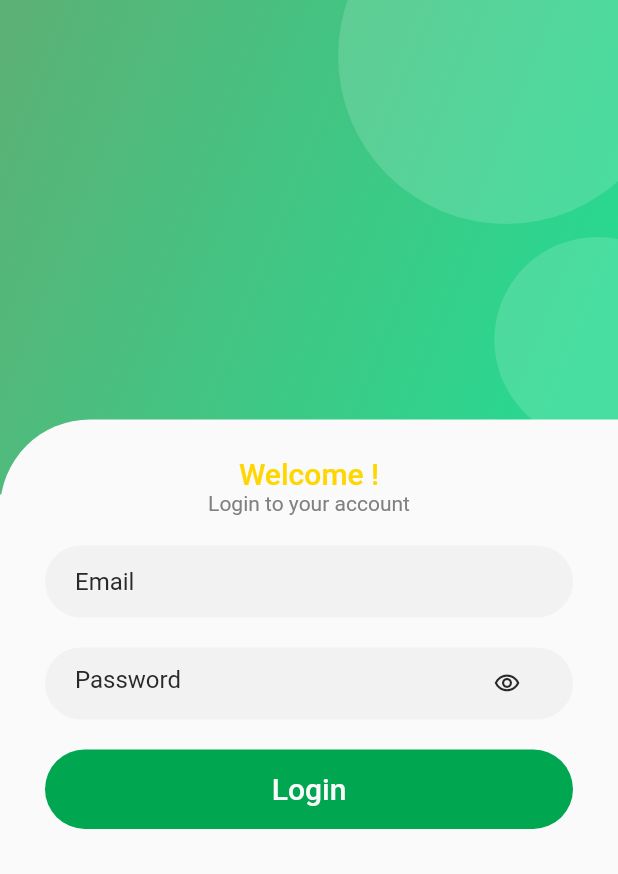
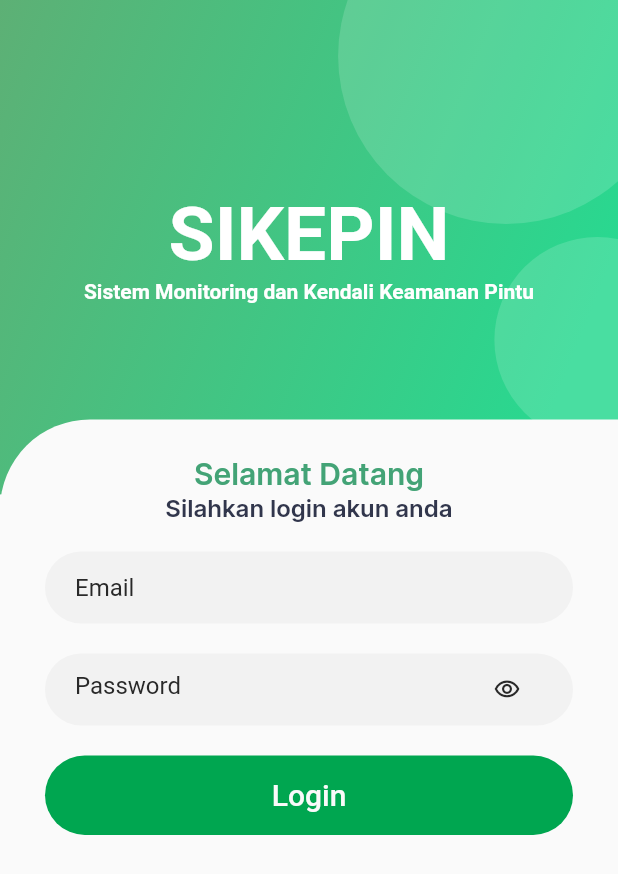
Before and after one commit to unknownunnamed/siskom-door, a Flutter app: the screen it shows after launch, on a phone screen of 412 x 824 dp. Shown: the top 874 px of the screen. Run offline on Flutter 3.47's test engine with Material 2 defaults, Android fonts, the phone set to English and light mode, and no system bars; our stand-ins replace firebase_auth, firebase_core, firebase_database, firebase_messaging, lottie; accounts and stored records are empty.

Commit message:
add: font inter

```diff
--- a/lib/config/custom_color.dart
+++ b/lib/config/custom_color.dart
@@ -14,4 +14,6 @@ class CustomColor {
 class NewCustomColor {
   static final Color firstGradientGreenColor = Color(0xff5DB075);
   static final Color secondGradientGreenColor = Color(0xff29D890);
+  static final Color primaryGreen = Color(0xff43A376);
+  static final Color primarygray = Color(0xff31364C);
 }
--- a/lib/ui/screens/login.dart
+++ b/lib/ui/screens/login.dart
@@ -41,27 +41,49 @@ class _LoginState extends State<Login> {
                     ])),
                 child: Stack(children: [
                   Positioned(
-                    top: - (MediaQuery.of(context).size.width/1.84)/3,
-                    right: - (MediaQuery.of(context).size.width/1.84)/6,
+                      top: -(MediaQuery.of(context).size.width / 1.84) / 3,
+                      right: -(MediaQuery.of(context).size.width / 1.84) / 6,
                       child: Container(
-                    height: MediaQuery.of(context).size.width/1.84,
-                    width: MediaQuery.of(context).size.width/1.84,
+                        height: MediaQuery.of(context).size.width / 1.84,
+                        width: MediaQuery.of(context).size.width / 1.84,
                         decoration: BoxDecoration(
                             shape: BoxShape.circle,
-                      color: Colors.white.withOpacity(0.15)
-                    ),
+                            color: Colors.white.withOpacity(0.15)),
                       )),
                   Positioned(
-                    bottom: (MediaQuery.of(context).size.width/3) / 4,
-                    right: - (MediaQuery.of(context).size.width/3)/2.5,
+                      bottom: (MediaQuery.of(context).size.width / 3) / 4,
+                      right: -(MediaQuery.of(context).size.width / 3) / 2.5,
                       child: Container(
-                    height: MediaQuery.of(context).size.width/3,
-                    width: MediaQuery.of(context).size.width/3,
+                        height: MediaQuery.of(context).size.width / 3,
+                        width: MediaQuery.of(context).size.width / 3,
                         decoration: BoxDecoration(
                             shape: BoxShape.circle,
-                      color: Colors.white.withOpacity(0.15)
+                            color: Colors.white.withOpacity(0.15)),
+                      )),
+                  Container(
+                    width: MediaQuery.of(context).size.width,
+                    height: MediaQuery.of(context).size.height,
+                    child: Column(
+                      crossAxisAlignment: CrossAxisAlignment.center,
+                      mainAxisAlignment: MainAxisAlignment.center,
+                      children: [
+                        Text(
+                          'SIKEPIN',
+                          style: TextStyle(
+                              color: Colors.white,
+                              fontSize: 50,
+                              fontWeight: FontWeight.w700),
                         ),
-                  ))
+                        Text(
+                          'Sistem Monitoring dan Kendali Keamanan Pintu',
+                          style: TextStyle(
+                              color: Colors.white,
+                              fontSize: 14,
+                              fontWeight: FontWeight.w700),
+                        ),
+                      ],
+                    ),
+                  )
                 ]),
               ),
               Column(children: [
@@ -82,20 +104,22 @@ class _LoginState extends State<Login> {
                   child: ListView(
                     children: [
                       Text(
-                        "Welcome !",
+                        "Selamat Datang",
                         textAlign: TextAlign.center,
                         style: TextStyle(
-                            color: CustomColor.secondaryGold,
+                            fontFamily: 'Inter',
+                            color: NewCustomColor.primaryGreen,
                             fontSize: 20,
-                            fontWeight: FontWeight.w500),
+                            fontWeight: FontWeight.w600),
                       ),
                       Text(
-                        "Login to your account",
+                        "Silahkan login akun anda",
                         textAlign: TextAlign.center,
                         style: TextStyle(
-                            color: CustomColor.neutralGray,
-                            fontSize: 14,
-                            fontWeight: FontWeight.w400),
+                            fontFamily: 'Inter',
+                            color: NewCustomColor.primarygray,
+                            fontSize: 16,
+                            fontWeight: FontWeight.w600),
                       ),
                       SizedBox(
                         height: 20,
```
Also changed, not shown: pubspec.yaml (+34 -0 lines), assets/fonts/inter/Inter-Black.ttf (added), assets/fonts/inter/Inter-Bold.ttf (added), assets/fonts/inter/Inter-ExtraBold.ttf (added), assets/fonts/inter/Inter-ExtraLight.ttf (added), assets/fonts/inter/Inter-Light.ttf (added), assets/fonts/inter/Inter-Medium.ttf (added), assets/fonts/inter/Inter-Regular.ttf (added), assets/fonts/inter/Inter-SemiBold.ttf (added), assets/fonts/inter/Inter-Thin.ttf (added). Lines whose indentation alone changed are shown as unchanged.
